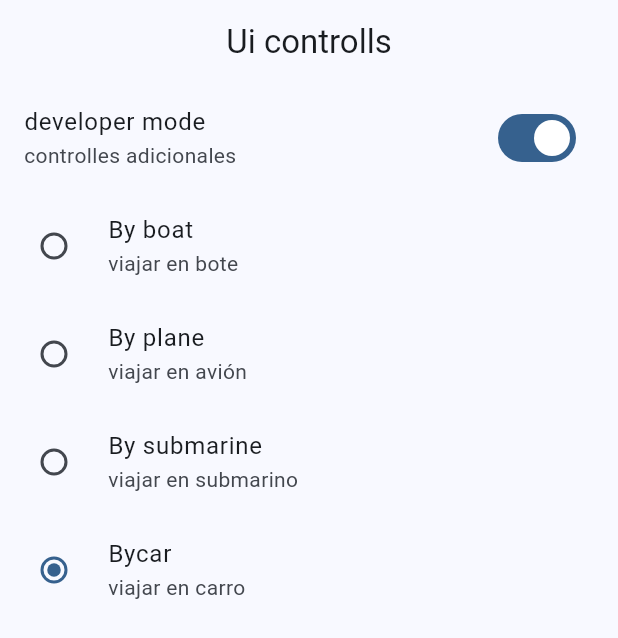
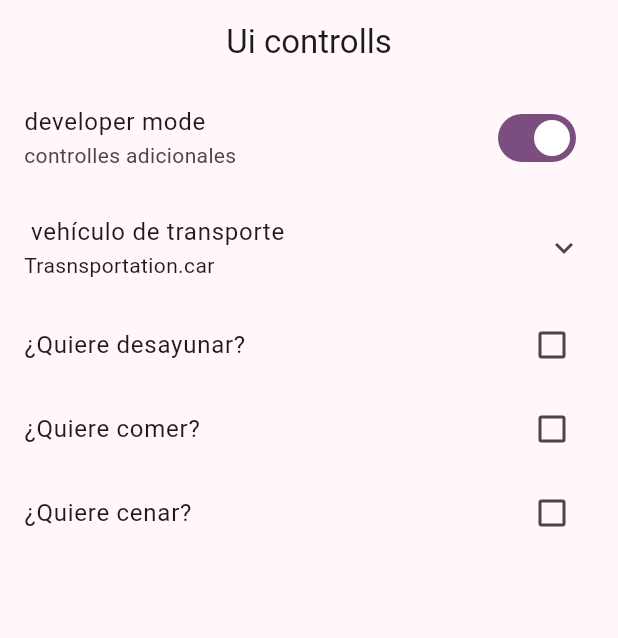
Before and after one commit to jovannyCG/widgets_app, a Flutter app: the UiControllsPage screen opened by its route, on a phone screen of 412 x 824 dp. Shown: the top 638 px of the screen. Run offline on Flutter 3.47's test engine with Material 2 defaults, Android fonts, the phone set to English and light mode, and no system bars; our stand-ins replace go_router.

```diff
--- a/lib/main.dart
+++ b/lib/main.dart
@@ -16,7 +16,7 @@ class MainApp extends StatelessWidget {
       title: 'Flutter widgets',
       routerConfig: appRouter,
       debugShowCheckedModeBanner: false,
-      theme: AppTheme(selectedColor: 0).getTheme(),
+      theme: AppTheme(selectedColor: 4).getTheme(),
       //home:  const HomePage()
     );
   }
--- a/lib/presentation/screens/ui_controlls/ui_controlls_screen.dart
+++ b/lib/presentation/screens/ui_controlls/ui_controlls_screen.dart
@@ -24,6 +24,10 @@ class _UiControllsView extends StatefulWidget {
 
 enum Trasnsportation { car, plaen, boat, submarine }
 
+bool wantsBreakfast = false;
+bool wantsLunch = false;
+bool wantsDinner = false;
+
 class _UiControllsViewState extends State<_UiControllsView> {
   bool isDeveloper = true;
   Trasnsportation selectedTrasnsportation = Trasnsportation.car;
@@ -40,6 +44,10 @@ class _UiControllsViewState extends State<_UiControllsView> {
             onChanged: (value) => setState(() {
                   isDeveloper = !isDeveloper;
                 })),
+        ExpansionTile(
+          title: const Text(' vehículo de transporte'),
+          subtitle: Text(selectedTrasnsportation.toString()),
+          children: [
             RadioListTile(
                 title: const Text('By boat'),
                 subtitle: const Text('viajar en bote'),
@@ -73,6 +81,29 @@ class _UiControllsViewState extends State<_UiControllsView> {
                       selectedTrasnsportation = Trasnsportation.car;
                     })),
           ],
+        ),
+        CheckboxListTile(
+          title: const Text('¿Quiere desayunar?'),
+          onChanged: (value) => setState(() {
+            wantsBreakfast = !wantsBreakfast;
+          }),
+          value: wantsBreakfast,
+        ),
+        CheckboxListTile(
+          title: const Text('¿Quiere comer?'),
+          onChanged: (value) => setState(() {
+            wantsLunch = !wantsLunch;
+          }),
+          value: wantsLunch,
+        ),
+        CheckboxListTile(
+          title: const Text('¿Quiere cenar?'),
+          onChanged: (value) => setState(() {
+            wantsDinner = !wantsDinner;
+          }),
+          value: wantsDinner,
+        ),
+      ],
     );
   }
 }
```
Lines whose indentation alone changed are shown as unchanged.
